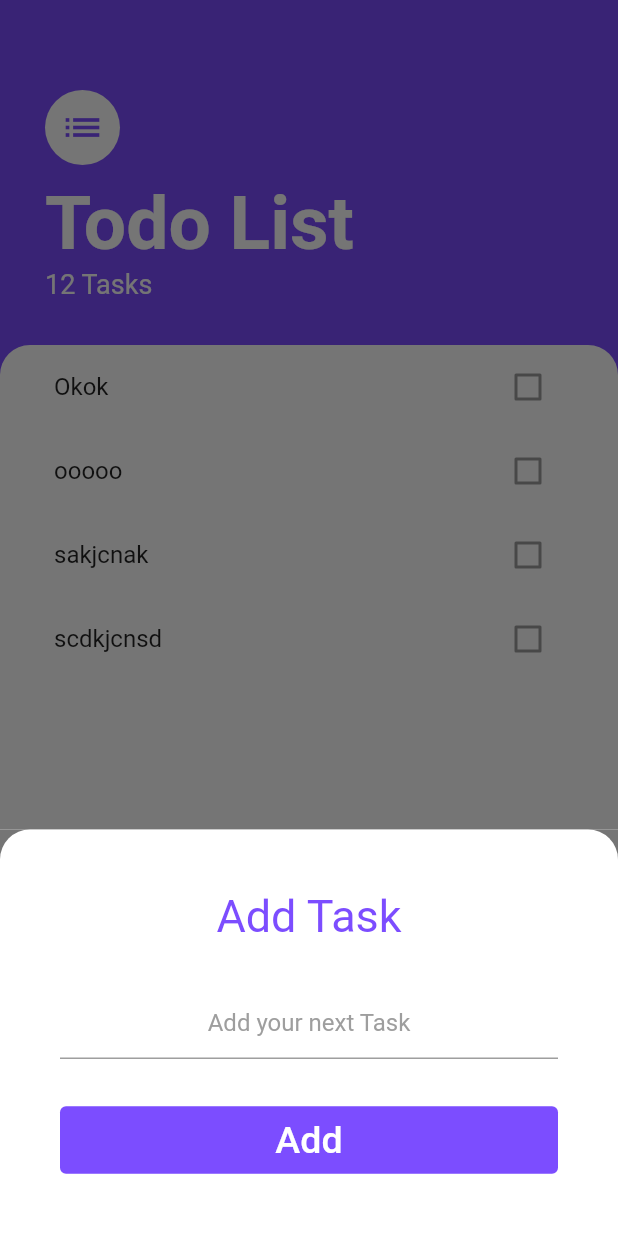
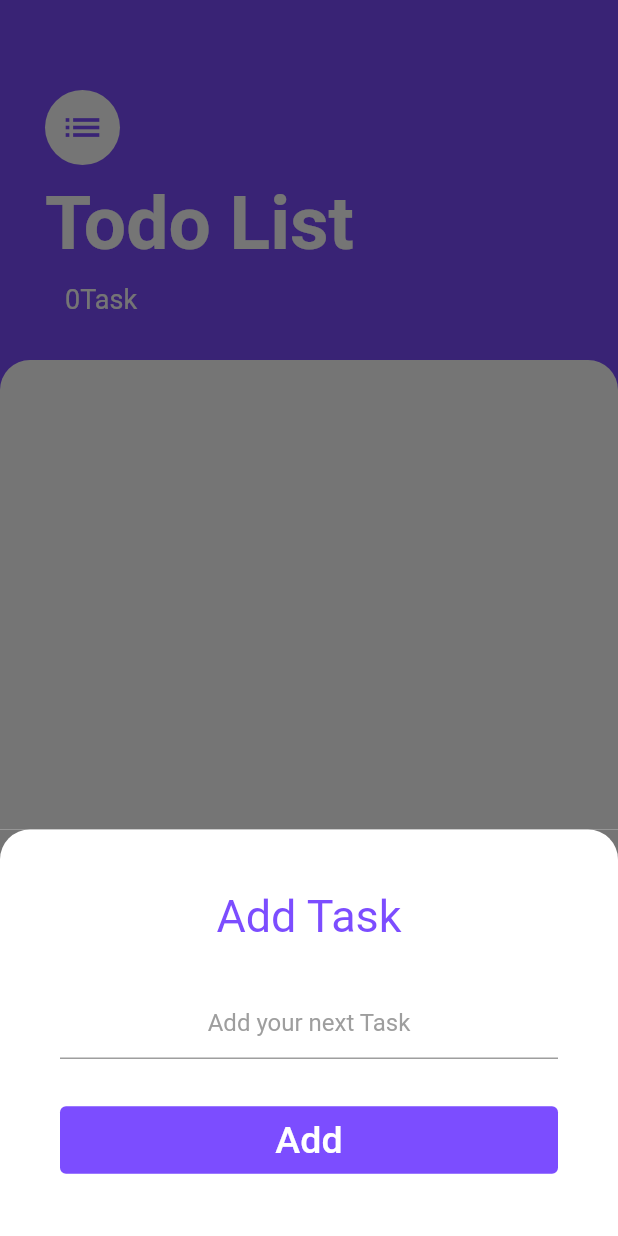
Before and after one commit to VTarunaKumar/ToDo_Application, a Flutter app: the screen it shows after launch, after a tap on the "add" icon, on a phone screen of 412 x 824 dp. Run offline on Flutter 3.47's test engine with Material 2 defaults, Android fonts, the phone set to English and light mode, and no system bars.

Commit message:
25/10/2022

```diff
--- a/lib/Widgets/task_list.dart
+++ b/lib/Widgets/task_list.dart
@@ -3,26 +3,28 @@ import 'task_tile.dart';
 import 'package:to_do_app/models/task.dart';
 
 class TaskList extends StatefulWidget {
+  final List<Task> tasks;
+  TaskList({required this.tasks});
+
   @override
   State<TaskList> createState() => _TaskListState();
 }
 
 class _TaskListState extends State<TaskList> {
-  List<Task> tasks = [
-    Task(name: "Okok"),
-    Task(name: "ooooo"),
-    Task(name: "sakjcnak"),
-    Task(name: "scdkjcnsd"),
-  ];
   @override
   Widget build(BuildContext context) {
-    return ListView(
-      children: [
-        TaskTile(taskTitle: tasks[0].name, isChecked: tasks[0].isDone),
-        TaskTile(taskTitle: tasks[1].name, isChecked: tasks[1].isDone),
-        TaskTile(taskTitle: tasks[2].name, isChecked: tasks[2].isDone),
-        TaskTile(taskTitle: tasks[3].name, isChecked: tasks[3].isDone),
-      ],
+    return ListView.builder(
+      itemBuilder: (context, index) {
+        return TaskTile(
+            isChecked: widget.tasks[index].isDone,
+            taskTitle: widget.tasks[index].name,
+            checkBoxCallBack: (checkboxState) {
+              setState(() {
+                widget.tasks[index].toggleDone();
+              });
+            });
+      },
+      itemCount: widget.tasks.length,
     );
   }
 }
--- a/lib/screens/add_task_screen.dart
+++ b/lib/screens/add_task_screen.dart
@@ -1,10 +1,12 @@
 import 'package:flutter/material.dart';
 
 class AddTaskScreen extends StatelessWidget {
-  const AddTaskScreen({Key? key}) : super(key: key);
-
+  // const AddTaskScreen({Key? key}) : super(key: key);
+  late final Function addTaskCallback;
+  AddTaskScreen(this.addTaskCallback);
   @override
   Widget build(BuildContext context) {
+    late String newTaskTitle;
     return Container(
       color: Color(0xff757575),
       child: Container(
@@ -40,6 +42,9 @@ class AddTaskScreen extends StatelessWidget {
                     color: Colors.grey,
                   ),
                 ),
+                onChanged: (newTask) {
+                  newTaskTitle = newTask;
+                },
               ),
               SizedBox(
                 height: 30,
@@ -49,7 +54,9 @@ class AddTaskScreen extends StatelessWidget {
                   backgroundColor:
                       MaterialStateProperty.all(Colors.deepPurpleAccent),
                 ),
-                onPressed: () {},
+                onPressed: () {
+                  addTaskCallback(newTaskTitle);
+                },
                 child: Text(
                   "Add",
                   textAlign: TextAlign.center,
--- a/lib/screens/tasks_screen.dart
+++ b/lib/screens/tasks_screen.dart
@@ -1,8 +1,16 @@
 import 'package:flutter/material.dart';
 import 'package:to_do_app/Widgets/task_list.dart';
 import 'add_task_screen.dart';
+import 'package:to_do_app/models/task.dart';
 
-class TasksScreen extends StatelessWidget {
+class TasksScreen extends StatefulWidget {
+  @override
+  State<TasksScreen> createState() => _TasksScreenState();
+}
+
+class _TasksScreenState extends State<TasksScreen> {
+  List<Task> tasks = [];
+
   @override
   Widget build(BuildContext context) {
     return Scaffold(
@@ -16,7 +24,12 @@ class TasksScreen extends StatelessWidget {
                     child: Container(
                       padding: EdgeInsets.only(
                           bottom: MediaQuery.of(context).viewInsets.bottom),
-                      child: AddTaskScreen(),
+                      child: AddTaskScreen((newTaskTitle) {
+                        setState(() {
+                          tasks.add(Task(name: newTaskTitle));
+                        });
+                        Navigator.pop(context);
+                      }),
                     ),
                   ));
         },
@@ -49,8 +62,11 @@ class TasksScreen extends StatelessWidget {
                       color: Colors.white,
                       fontWeight: FontWeight.w700),
                 ),
+                SizedBox(
+                  height: 10,
+                ),
                 Text(
-                  "12 Tasks",
+                  "   " + tasks.length.toString() + "Task",
                   style: TextStyle(
                     color: Colors.white,
                     fontSize: 18,
@@ -69,7 +85,9 @@ class TasksScreen extends StatelessWidget {
                   topLeft: Radius.circular(20),
                 ),
               ),
-              child: TaskList(),
+              child: TaskList(
+                tasks: tasks,
+              ),
             ),
           ),
         ],
```
Also changed, not shown: lib/Widgets/task_tile.dart (+6 -2 lines).
